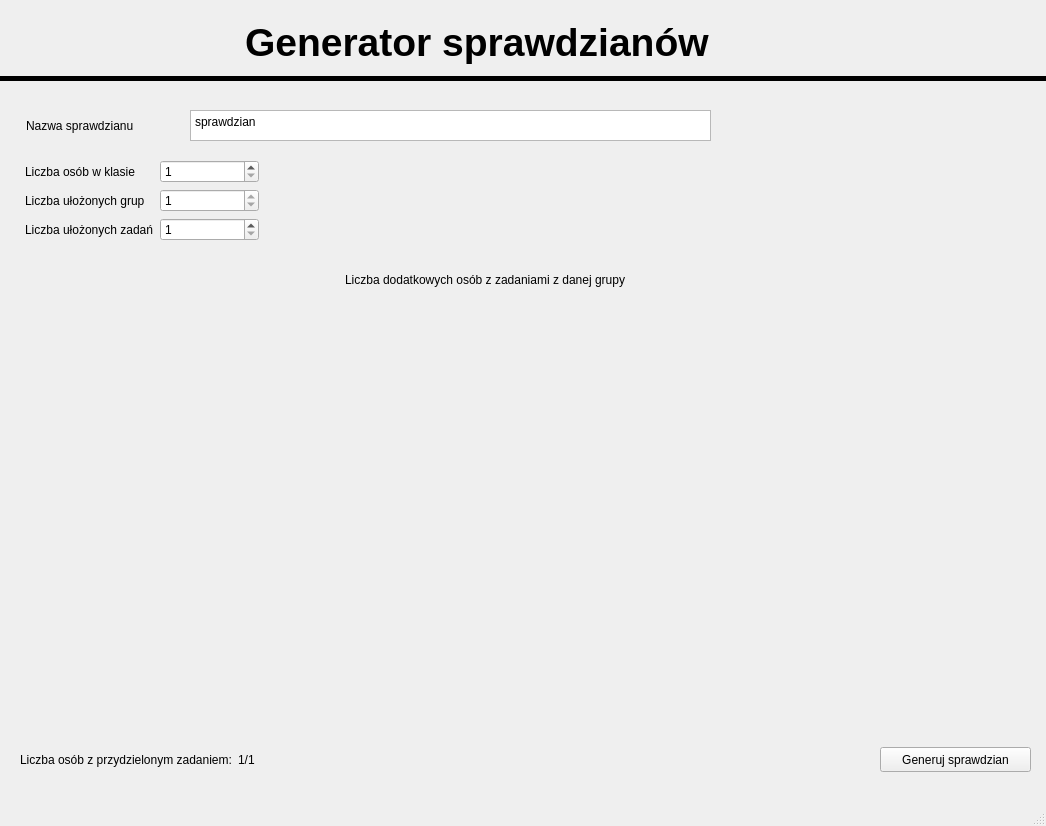
Before: the Qt Designer form main_window.ui in CherryChair/Word-Test-Group-Generator, drawn with Qt 5.
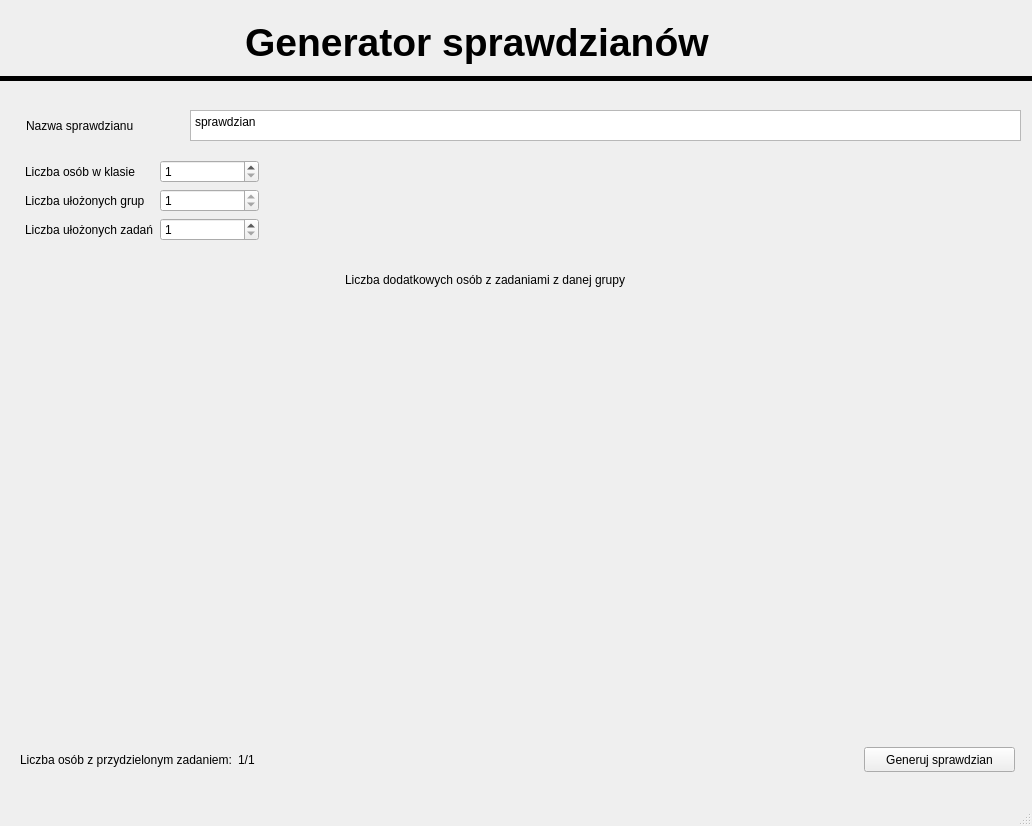
After: the same form once the commit is applied.

```diff
--- a/main_window.ui
+++ b/main_window.ui
@@ -6,7 +6,7 @@
    <rect>
     <x>0</x>
     <y>0</y>
-    <width>1046</width>
+    <width>1032</width>
     <height>826</height>
    </rect>
   </property>
@@ -110,7 +110,7 @@
    <widget class="QPushButton" name="examGenerationButton">
     <property name="geometry">
      <rect>
-      <x>880</x>
+      <x>864</x>
       <y>747</y>
       <width>151</width>
       <height>25</height>
@@ -183,7 +183,7 @@
      <rect>
       <x>190</x>
       <y>110</y>
-      <width>521</width>
+      <width>831</width>
       <height>31</height>
      </rect>
     </property>
```
Left out of the diff: 2 changed lines with no effect on the pictures.
